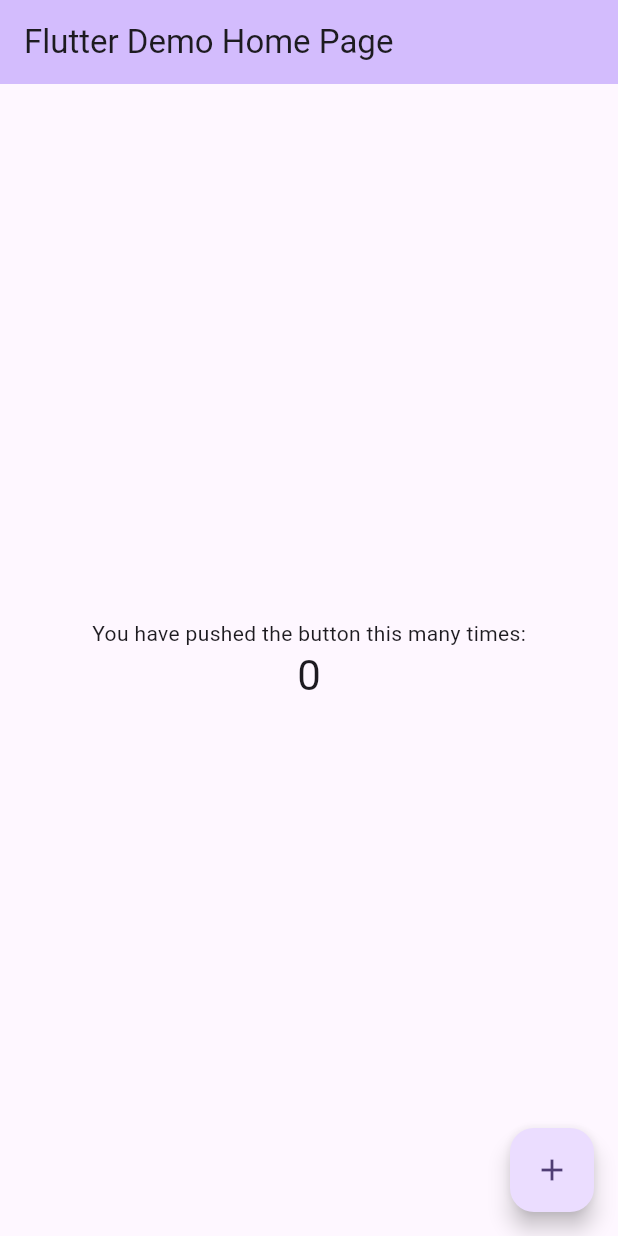
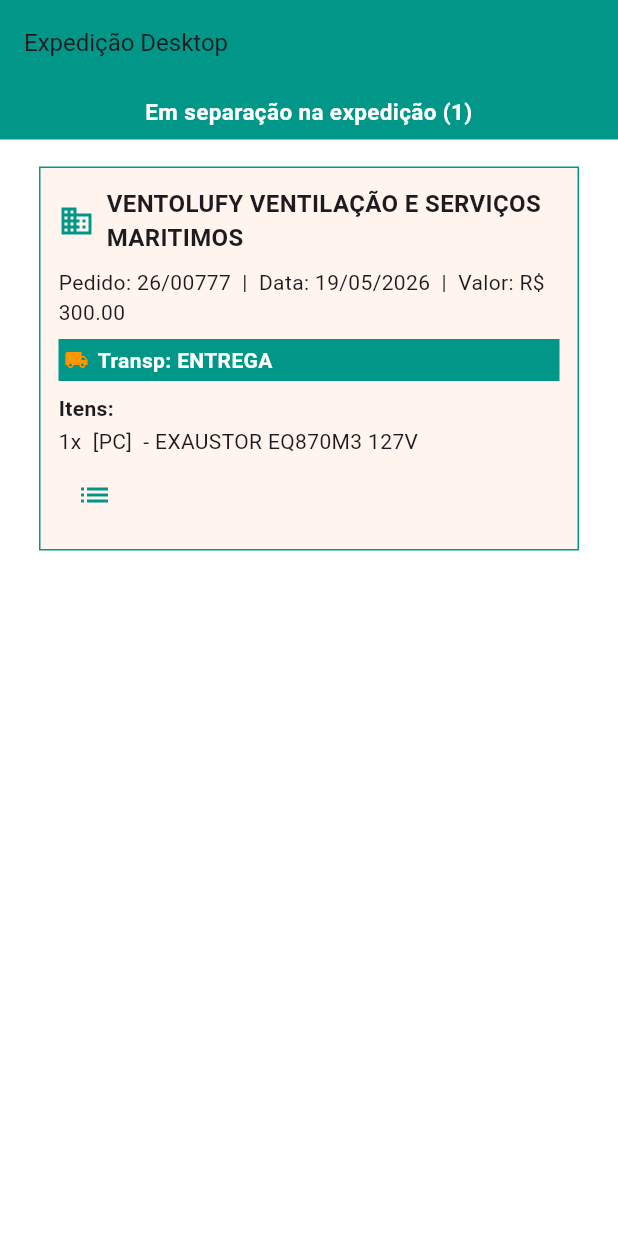
Before and after one commit to DoniJoao/expedicao_mobile, a Flutter app: the screen it shows after launch, on a phone screen of 412 x 824 dp. Run offline on Flutter 3.47's test engine with Material 3 defaults, Android fonts, the phone set to English and light mode, and no system bars.

Commit message:
monstado o esqueleto principal

```diff
--- a/lib/main.dart
+++ b/lib/main.dart
@@ -1,122 +1,28 @@
 import 'package:flutter/material.dart';
+import 'screens/expedicao_screen.dart'; // Importa a tela que criamos antes
 
 void main() {
-  runApp(const MyApp());
+  runApp(MyApp());
 }
 
 class MyApp extends StatelessWidget {
-  const MyApp({super.key});
-
-  // This widget is the root of your application.
   @override
   Widget build(BuildContext context) {
     return MaterialApp(
-      title: 'Flutter Demo',
+      title: 'Expedição Desktop',
+      debugShowCheckedModeBanner: false, // Remove aquela faixinha de "Debug" do canto da tela
+
+      // Aqui você define a identidade visual global do seu app (como o seu arquivo CSS global)
       theme: ThemeData(
-        // This is the theme of your application.
-        //
-        // TRY THIS: Try running your application with "flutter run". You'll see
-        // the application has a purple toolbar. Then, without quitting the app,
-        // try changing the seedColor in the colorScheme below to Colors.green
-        // and then invoke "hot reload" (save your changes or press the "hot
-        // reload" button in a Flutter-supported IDE, or press "r" if you used
-        // the command line to start the app).
-        //
-        // Notice that the counter didn't reset back to zero; the application
-        // state is not lost during the reload. To reset the state, use hot
-        // restart instead.
-        //
-        // This works for code too, not just values: Most code changes can be
-        // tested with just a hot reload.
-        colorScheme: .fromSeed(seedColor: Colors.deepPurple),
+        primarySwatch: Colors.teal,
+        scaffoldBackgroundColor: Colors.white,
+
+        // Define fontes ou estilos padrões para o app inteiro se quiser
+        fontFamily: 'Roboto',
       ),
-      home: const MyHomePage(title: 'Flutter Demo Home Page'),
+
+      // Define qual será a primeira tela aberta assim que o app carregar
+      home: ExpedicaoScreen(),
     );
   }
 }
-
-class MyHomePage extends StatefulWidget {
-  const MyHomePage({super.key, required this.title});
-
-  // This widget is the home page of your application. It is stateful, meaning
-  // that it has a State object (defined below) that contains fields that affect
-  // how it looks.
-
-  // This class is the configuration for the state. It holds the values (in this
-  // case the title) provided by the parent (in this case the App widget) and
-  // used by the build method of the State. Fields in a Widget subclass are
-  // always marked "final".
-
-  final String title;
-
-  @override
-  State<MyHomePage> createState() => _MyHomePageState();
-}
-
-class _MyHomePageState extends State<MyHomePage> {
-  int _counter = 0;
-
-  void _incrementCounter() {
-    setState(() {
-      // This call to setState tells the Flutter framework that something has
-      // changed in this State, which causes it to rerun the build method below
-      // so that the display can reflect the updated values. If we changed
-      // _counter without calling setState(), then the build method would not be
-      // called again, and so nothing would appear to happen.
-      _counter++;
-    });
-  }
-
-  @override
-  Widget build(BuildContext context) {
-    // This method is rerun every time setState is called, for instance as done
-    // by the _incrementCounter method above.
-    //
-    // The Flutter framework has been optimized to make rerunning build methods
-    // fast, so that you can just rebuild anything that needs updating rather
-    // than having to individually change instances of widgets.
-    return Scaffold(
-      appBar: AppBar(
-        // TRY THIS: Try changing the color here to a specific color (to
-        // Colors.amber, perhaps?) and trigger a hot reload to see the AppBar
-        // change color while the other colors stay the same.
-        backgroundColor: Theme.of(context).colorScheme.inversePrimary,
-        // Here we take the value from the MyHomePage object that was created by
-        // the App.build method, and use it to set our appbar title.
-        title: Text(widget.title),
-      ),
-      body: Center(
-        // Center is a layout widget. It takes a single child and positions it
-        // in the middle of the parent.
-        child: Column(
-          // Column is also a layout widget. It takes a list of children and
-          // arranges them vertically. By default, it sizes itself to fit its
-          // children horizontally, and tries to be as tall as its parent.
-          //
-          // Column has various properties to control how it sizes itself and
-          // how it positions its children. Here we use mainAxisAlignment to
-          // center the children vertically; the main axis here is the vertical
-          // axis because Columns are vertical (the cross axis would be
-          // horizontal).
-          //
-          // TRY THIS: Invoke "debug painting" (choose the "Toggle Debug Paint"
-          // action in the IDE, or press "p" in the console), to see the
-          // wireframe for each widget.
-          mainAxisAlignment: .center,
-          children: [
-            const Text('You have pushed the button this many times:'),
-            Text(
-              '$_counter',
-              style: Theme.of(context).textTheme.headlineMedium,
-            ),
-          ],
-        ),
-      ),
-      floatingActionButton: FloatingActionButton(
-        onPressed: _incrementCounter,
-        tooltip: 'Increment',
-        child: const Icon(Icons.add),
-      ),
-    );
-  }
-}
--- /dev/null
+++ b/lib/models/pedido_model.dart
@@ -0,0 +1,31 @@
+class Pedido {
+  final String id;
+  final String empresa;
+  final String cliente;
+  final String numeroPedido;
+  final String data;
+  final double valor;
+  final String transportadora;
+  final List<ItemPedido> itens;
+  final String? observacao;
+
+  Pedido({
+    required this.id,
+    required this.empresa,
+    required this.cliente,
+    required this.numeroPedido,
+    required this.data,
+    required this.valor,
+    required this.transportadora,
+    required this.itens,
+    this.observacao,
+  });
+}
+
+class ItemPedido {
+  final int qtd;
+  final String um;
+  final String descricao;
+
+  ItemPedido({required this.qtd, required this.um, required this.descricao});
+}
--- /dev/null
+++ b/lib/screens/expedicao_screen.dart
@@ -0,0 +1,68 @@
+import 'package:flutter/material.dart';
+import '../models/pedido_model.dart';
+import '../widgets/card_pedido.dart';
+
+class ExpedicaoScreen extends StatefulWidget {
+  @override
+  _ExpedicaoScreenState createState() => _ExpedicaoScreenState();
+}
+
+class _ExpedicaoScreenState extends State<ExpedicaoScreen> {
+  // Simulando sua lista de pedidos (substituiria pelo retorno do seu PHP/API)
+  List<Pedido> pedidos = [
+    Pedido(
+      id: "2662",
+      empresa: "sf",
+      cliente: "VENTOLUFY VENTILAÇÃO E SERVIÇOS MARITIMOS",
+      numeroPedido: "26/00777",
+      data: "19/05/2026",
+      valor: 300.00,
+      transportadora: "ENTREGA",
+      itens: [ItemPedido(qtd: 1, um: "PC", descricao: "EXAUSTOR EQ870M3 127V")],
+    ),
+  ];
+
+  @override
+  Widget build(BuildContext context) {
+    return Scaffold(
+      appBar: AppBar(
+        title: Text('Expedição Desktop', style: TextStyle(fontSize: 16)),
+        backgroundColor: Colors.teal,
+      ),
+      body: Column(
+        children: [
+          // Header com a contagem (Semelhante ao seu .secao do CSS)
+          Container(
+            width: double.infinity,
+            color: Colors.teal,
+            padding: EdgeInsets.symmetric(vertical: 8),
+            child: Text(
+              'Em separação na expedição (${pedidos.length})',
+              textAlign: TextAlign.center,
+              style: TextStyle(color: Colors.white, fontWeight: FontWeight.bold, fontSize: 15),
+            ),
+          ),
+
+          // Corpo dinâmico (Vazio ou com Itens)
+          Expanded(
+            child: pedidos.isEmpty
+                ? Center(
+                    child: Text(
+                      'Parabéns!\nVocê concluiu a separação de todos os pedidos',
+                      textAlign: TextAlign.center,
+                      style: TextStyle(fontSize: 16, fontWeight: FontWeight.bold),
+                    ),
+                  )
+                : ListView.builder(
+                    padding: EdgeInsets.all(10),
+                    itemCount: pedidos.length,
+                    itemBuilder: (context, index) {
+                      return CardPedido(pedido: pedidos[index]);
+                    },
+                  ),
+          ),
+        ],
+      ),
+    );
+  }
+}
--- /dev/null
+++ b/lib/widgets/card_pedido.dart
@@ -0,0 +1,116 @@
+import 'package:flutter/material.dart';
+import '../models/pedido_model.dart';
+
+class CardPedido extends StatelessWidget {
+  final Pedido pedido;
+
+  const CardPedido({required this.pedido});
+
+  @override
+  Widget build(BuildContext context) {
+    return Container(
+      margin: EdgeInsets.symmetric(vertical: 8, horizontal: 16),
+      padding: EdgeInsets.all(12),
+      decoration: BoxDecoration(
+        color: Color(0xFFFFF5EE), // seashell
+        border: Border.all(color: Colors.teal, width: 1),
+      ),
+      child: Column(
+        crossAxisAlignment: CrossAxisAlignment.start,
+        children: [
+          // Linha do Cliente
+          Row(
+            children: [
+              // Aqui entraria a imagem da empresa de forma dinâmica, ex: Image.network(...)
+              Icon(Icons.business, color: Colors.teal),
+              SizedBox(width: 8),
+              Expanded(
+                child: Text(
+                  pedido.cliente,
+                  style: TextStyle(fontSize: 16, fontWeight: FontWeight.bold),
+                ),
+              ),
+            ],
+          ),
+          SizedBox(height: 8),
+
+          // Dados do pedido
+          Text('Pedido: ${pedido.numeroPedido}  |  Data: ${pedido.data}  |  Valor: R\$ ${pedido.valor.toStringAsFixed(2)}'),
+          SizedBox(height: 8),
+
+          // Faixa da Transportadora (Equivalente à classe .truck)
+          Container(
+            width: double.infinity,
+            padding: EdgeInsets.all(4),
+            color: Colors.teal,
+            child: Row(
+              children: [
+                Icon(Icons.local_shipping, color: Colors.orange, size: 16),
+                SizedBox(width: 6),
+                Text('Transp: ${pedido.transportadora}', style: TextStyle(color: Colors.white, fontWeight: FontWeight.bold)),
+              ],
+            ),
+          ),
+          SizedBox(height: 8),
+
+          // Listagem dos itens do pedido
+          Text('Itens:', style: TextStyle(fontWeight: FontWeight.bold)),
+          ...pedido.itens.map((item) => Padding(
+            padding: const EdgeInsets.symmetric(vertical: 2.0),
+            child: Text('${item.qtd}x  [${item.um}]  - ${item.descricao}'),
+          )).toList(),
+
+          // Botão de instrução (Abre o Modal)
+          Align(
+            alignment: Alignment.centerLeft,
+            child: IconButton(
+              icon: Icon(Icons.list, color: Colors.teal),
+              onPressed: () {
+                // Função para chamar o modal equivalente ao seu call_instrucao()
+                _mostrarModalInstrucoes(context, pedido);
+              },
+            ),
+          )
+        ],
+      ),
+    );
+  }
+
+  void _mostrarModalInstrucoes(BuildContext context, Pedido pedido) {
+    showDialog(
+      context: context,
+      builder: (BuildContext context) {
+        return AlertDialog(
+          title: Text('Instruções de Faturamento'),
+          content: Column(
+            mainAxisSize: MainAxisSize.min,
+            children: [
+              Text('Pedido ID: ${pedido.id}', style: TextStyle(color: Colors.purple)),
+              SizedBox(height: 10),
+              TextField(
+                maxLines: 4,
+                decoration: InputDecoration(
+                  hintText: 'Adicionar Instruções de Faturamento',
+                  border: OutlineInputBorder(),
+                ),
+              ),
+            ],
+          ),
+          actions: [
+            TextButton(
+              child: Text('Cancelar'),
+              onPressed: () => Navigator.of(context).pop(),
+            ),
+            ElevatedButton(
+              child: Text('OK'),
+              onPressed: () {
+                // Aqui você faria o POST via HTTP para salvar a instrução
+                Navigator.of(context).pop();
+              },
+            ),
+          ],
+        );
+      },
+    );
+  }
+}
```
Also changed, not shown: 1 other file.
